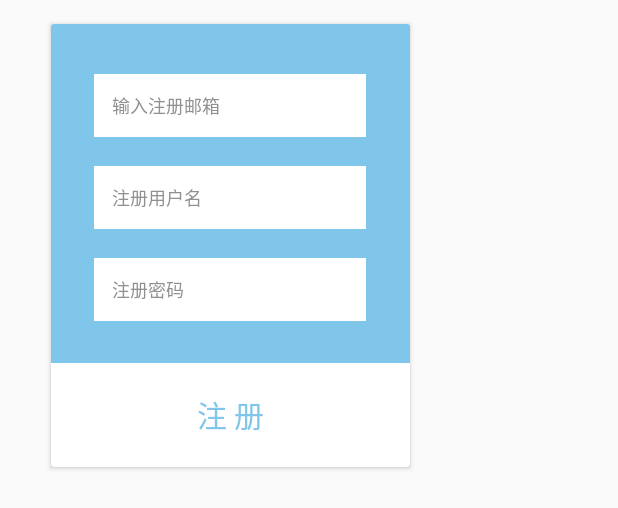
After one commit to XuWeinan123/FriendApartment, an Android app: the layout activity_login_register.xml on its own in the app's theme, with its tools: preview values and no code run, on a phone screen of 412 x 824 dp. The commit adds this screen. Shown: the top 508 px of the screen. Run offline under Robolectric (Android 15) with nearby library versions, the phone set to English and light mode, and no system bars.

Commit message:
用户的登录注册写完了

```diff
--- /dev/null
+++ b/app/src/main/res/layout/activity_login_register.xml
@@ -0,0 +1,82 @@
+<?xml version="1.0" encoding="utf-8"?>
+<android.support.v7.widget.CardView android:layout_width="239dp"
+    android:layout_height="295dp"
+    xmlns:app="http://schemas.android.com/apk/res-auto"
+    android:layout_centerHorizontal="true"
+    android:layout_below="@+id/login_logo"
+    android:layout_marginTop="16dp"
+    app:cardElevation="2dp"
+    xmlns:android="http://schemas.android.com/apk/res/android"
+    android:layout_marginStart="34dp">
+    <RelativeLayout
+        android:layout_width="match_parent"
+        android:layout_height="match_parent"
+        android:background="#80c6eb">
+        <EditText
+            android:layout_width="181dp"
+            android:layout_height="42dp"
+            android:background="@color/totalWhite"
+            android:inputType="textEmailAddress"
+            android:textColorHint="#909090"
+            android:paddingStart="12sp"
+            android:layout_marginTop="33dp"
+            android:layout_below="@id/login_button"
+            android:layout_centerHorizontal="true"
+            android:textSize="12sp"
+            android:textColor="@color/textRegularBlack"
+            android:singleLine="true"
+            android:id="@+id/editText_register_mail"
+            android:hint="输入注册邮箱"
+            />
+
+        <EditText
+            android:layout_width="181dp"
+            android:layout_height="42dp"
+            android:background="@color/totalWhite"
+            android:inputType="textPersonName"
+            android:hint="注册用户名"
+            android:textColorHint="#909090"
+            android:paddingStart="12sp"
+            android:ems="10"
+            android:layout_centerHorizontal="true"
+            android:id="@+id/editText_register_name"
+            android:layout_marginTop="19dp"
+            android:textSize="12sp"
+            android:singleLine="true"
+            android:textColor="@color/textRegularBlack"
+            android:layout_below="@+id/editText_register_mail"/>
+
+        <EditText
+            android:layout_width="181dp"
+            android:layout_height="42dp"
+            android:background="@color/totalWhite"
+            android:inputType="textPersonName"
+            android:hint="注册密码"
+            android:textColorHint="#909090"
+            android:paddingStart="12sp"
+            android:ems="10"
+            android:layout_centerHorizontal="true"
+            android:id="@+id/editText_register_password"
+            android:layout_marginTop="19dp"
+            android:textSize="12sp"
+            android:textColor="@color/textRegularBlack"
+            android:singleLine="true"
+            android:layout_below="@+id/editText_register_name"/>
+
+        <RelativeLayout
+            android:layout_width="match_parent"
+            android:layout_height="69dp"
+            android:layout_alignParentBottom="true"
+            android:background="#ffffff"
+            android:id="@+id/register_button">
+            <TextView
+                android:layout_width="wrap_content"
+                android:layout_height="wrap_content"
+                android:layout_centerInParent="true"
+                android:text="注 册"
+                android:textSize="20sp"
+                android:textColor="#80c6eb"
+                />
+        </RelativeLayout>
+    </RelativeLayout>
+</android.support.v7.widget.CardView>
--- a/app/src/main/res/values/styles.xml
+++ b/app/src/main/res/values/styles.xml
@@ -8,4 +8,10 @@
         <item name="colorAccent">@color/colorAccent</item>
     </style>
 
+
+    <!-- 一个很正常的样式 -->
+    <style name="common_dialog_style" parent="@style/Animation.AppCompat.Dialog">
+        <item name="android:windowBackground">@android:color/transparent</item>
+        <item name="android:backgroundDimEnabled">true</item>
+    </style>
 </resources>
```
Also changed, not shown: app/src/main/AndroidManifest.xml (+4 -3 lines), app/src/main/java/com/aaronxu/friendapartment/LoginActivity.java (+28 -14 lines), app/src/main/java/com/aaronxu/friendapartment/QuitDialog.java (added, +43 -0 lines), app/src/main/java/com/aaronxu/friendapartment/fragment/MyFragment.java (+17 -1 lines), app/src/main/java/com/aaronxu/friendapartment/util/BaseDialog.java (added, +74 -0 lines), app/src/main/res/layout/activity_login.xml (+23 -71 lines), app/src/main/res/layout/activity_login_login.xml (added, +65 -0 lines), app/src/main/res/layout/dialog_quit.xml (added, +30 -0 lines), app/src/main/res/layout/fragment_my.xml (+42 -12 lines), app/src/main/res/layout/layout_temp.xml (added, +78 -0 lines).
